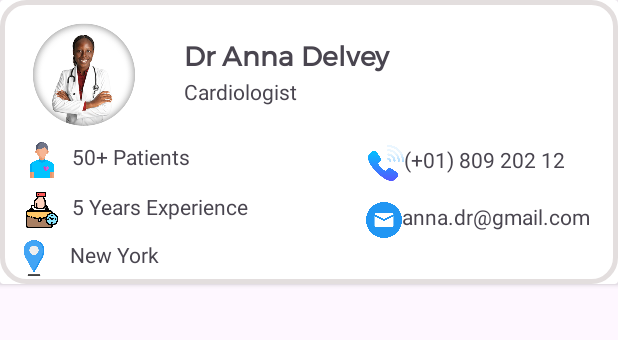
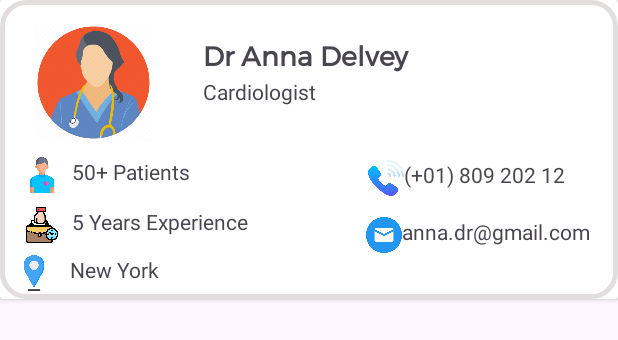
Before and after one commit to phnam05/Doctor2.0, an Android app: the layout doctor_item.xml on its own in the app's theme, with its tools: preview values and no code run, on a phone screen of 412 x 824 dp. Shown: the top 340 px of the screen. Run offline under Robolectric (Android 15) with nearby library versions, the phone set to English and light mode, and no system bars.

Commit message:
Added drawables

```diff
--- a/app/src/main/res/layout/doctor_item.xml
+++ b/app/src/main/res/layout/doctor_item.xml
@@ -15,10 +15,10 @@
 
         <ImageView
             android:id="@+id/doctor_image"
-            android:layout_width="101dp"
-            android:layout_height="69dp"
+            android:layout_width="114dp"
+            android:layout_height="79dp"
             android:layout_marginTop="10dp"
-            android:src="@drawable/circle_doctor" />
+            android:src="@drawable/female_doctor_icon" />
 
         <TextView
             android:id="@+id/doctor_name"
```
Also changed, not shown: app/src/main/res/drawable/female_doctor_icon.png (added), app/src/main/res/drawable/male_doctor_icon.jpg (added).
